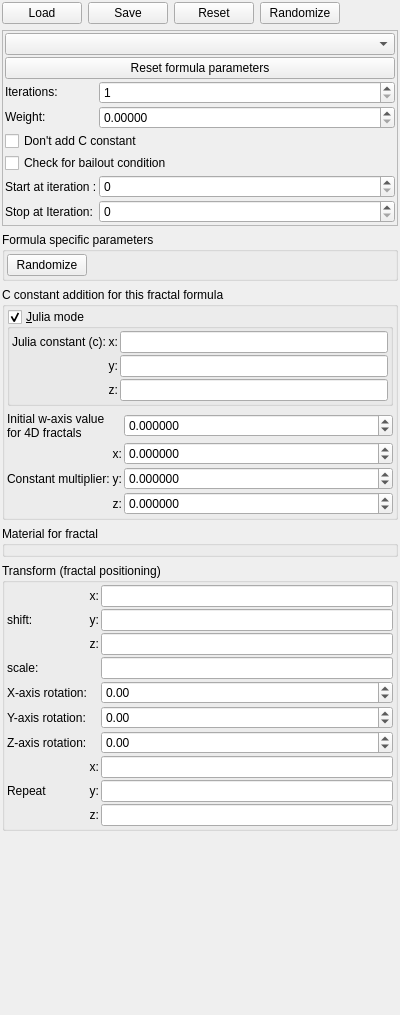
This is mandelbulber2/qt/tab_fractal.ui in buddhi1980/mandelbulber2 as Qt 5 draws it before an edit. The edited form follows.
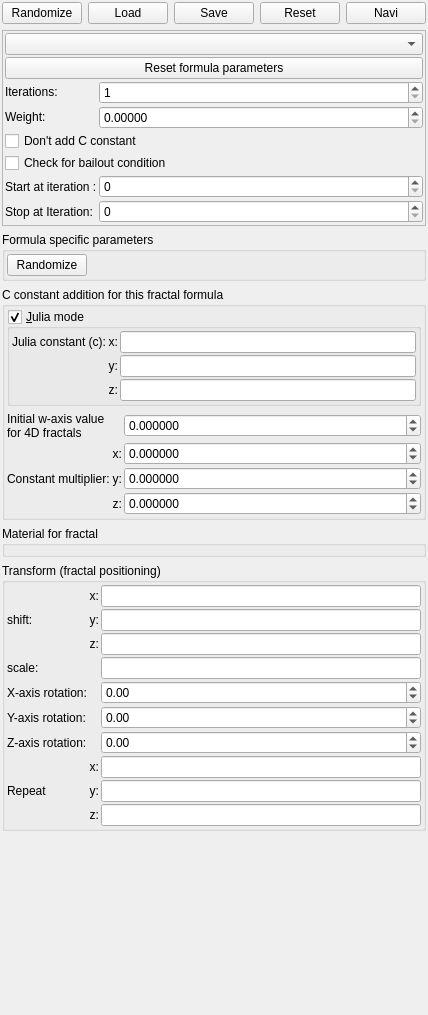
This is the edited form. Custom widgets are drawn as their Qt base class.

Commit message: Added option to open Navigator from fractal widget

Diff of the .ui file:
```diff
--- a/mandelbulber2/qt/tab_fractal.ui
+++ b/mandelbulber2/qt/tab_fractal.ui
@@ -6,7 +6,7 @@
    <rect>
     <x>0</x>
     <y>0</y>
-    <width>400</width>
+    <width>418</width>
     <height>1015</height>
    </rect>
   </property>
@@ -29,7 +29,20 @@
    <item>
     <layout class="QHBoxLayout" name="horizontalLayout_2">
      <item>
-      <widget class="cButtonLoadSettingsFromWidget" name="pushButton_local_load_2">
+      <widget class="cButtonRandomSettingsFromWidget" name="pushButton_local_randomize_2">
+       <property name="sizePolicy">
+        <sizepolicy hsizetype="Maximum" vsizetype="Fixed">
+         <horstretch>0</horstretch>
+         <verstretch>0</verstretch>
+        </sizepolicy>
+       </property>
+       <property name="text">
+        <string>Randomize</string>
+       </property>
+      </widget>
+     </item>
+     <item>
+      <widget class="cButtonLoadSettingsFromWidget" name="pushButton_local_load">
        <property name="text">
         <string>Load</string>
        </property>
@@ -50,7 +63,7 @@
       </widget>
      </item>
      <item>
-      <widget class="cButtonRandomSettingsFromWidget" name="pushButton_local_randomize_2">
+      <widget class="QPushButton" name="pushButton_local_navi">
        <property name="sizePolicy">
         <sizepolicy hsizetype="Maximum" vsizetype="Fixed">
          <horstretch>0</horstretch>
@@ -58,7 +71,7 @@
         </sizepolicy>
        </property>
        <property name="text">
-        <string>Randomize</string>
+        <string>Navi</string>
        </property>
       </widget>
      </item>
```
Left out of the diff: 4 changed lines with no effect on the pictures. The commit also changes 5 other files.
